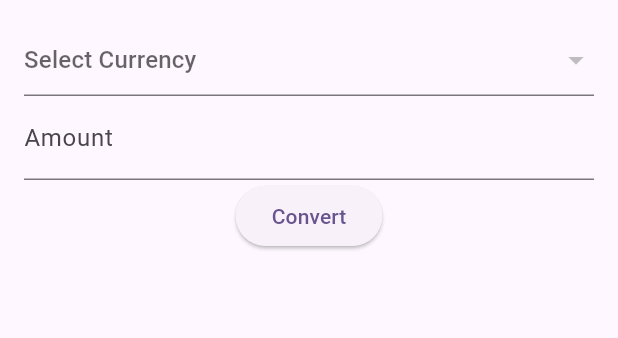
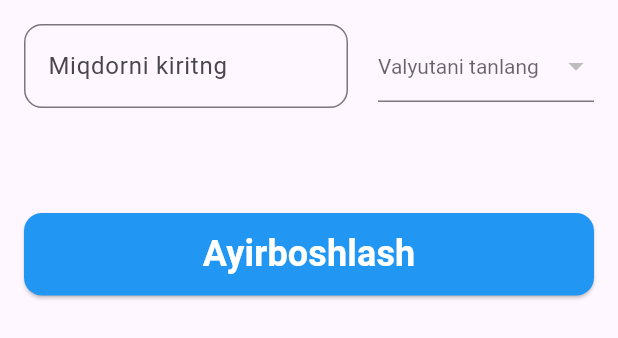
Before and after one commit to TojiddinovMuhammadabdullox/finance_app_uzb, a Flutter app: the CurrencyConverter widget shown alone on an empty page, opened directly with empty values, on a phone screen of 412 x 824 dp. Shown: the top 338 px of the screen. Run offline on Flutter 3.47's test engine with Material 3 defaults, Android fonts, the phone set to English and light mode, and no system bars; our stand-ins replace equatable, flutter_bloc; network calls fail.

Commit message:
ui changed

```diff
--- a/analysis_options.yaml
+++ b/analysis_options.yaml
@@ -7,6 +7,9 @@
 
 # The following line activates a set of recommended lints for Flutter apps,
 # packages, and plugins designed to encourage good coding practices.
+analyzer:
+  errors:
+    library_private_types_in_public_api: ignore
 include: package:flutter_lints/flutter.yaml
 
 linter:
--- a/lib/screens/home_screen.dart
+++ b/lib/screens/home_screen.dart
@@ -6,25 +6,31 @@ import '../bloc/currency_state.dart';
 import '../models/currency.dart';
 
 class HomeScreen extends StatelessWidget {
+  const HomeScreen({super.key});
+
   @override
   Widget build(BuildContext context) {
     return Scaffold(
       appBar: AppBar(
-        title: Text("Currency Converter"),
+        title: const Text(
+          "Finance",
+          style: TextStyle(fontWeight: FontWeight.bold, fontSize: 24),
+        ),
+        centerTitle: true,
       ),
       body: BlocBuilder<CurrencyBloc, CurrencyState>(
         builder: (context, state) {
           if (state is CurrencyInitial) {
             context.read<CurrencyBloc>().add(FetchCurrencies());
-            return Center(child: CircularProgressIndicator());
+            return const Center(child: CircularProgressIndicator());
           } else if (state is CurrencyLoading) {
-            return Center(child: CircularProgressIndicator());
+            return const Center(child: CircularProgressIndicator());
           } else if (state is CurrencyLoaded) {
             return CurrencyConverter(currencies: state.currencies);
           } else if (state is CurrencyError) {
             return Center(child: Text(state.message));
           } else {
-            return Center(child: Text("Unknown state"));
+            return const Center(child: Text("Unknown state"));
           }
         },
       ),
@@ -35,7 +41,7 @@ class HomeScreen extends StatelessWidget {
 class CurrencyConverter extends StatefulWidget {
   final List<Currency> currencies;
 
-  CurrencyConverter({required this.currencies});
+  const CurrencyConverter({super.key, required this.currencies});
 
   @override
   _CurrencyConverterState createState() => _CurrencyConverterState();
@@ -52,9 +58,34 @@ class _CurrencyConverterState extends State<CurrencyConverter> {
       padding: const EdgeInsets.all(16.0),
       child: Column(
         children: [
-          DropdownButtonFormField<String>(
+          Row(
+            children: [
+              Expanded(
+                flex: 3,
+                child: TextField(
+                  decoration: const InputDecoration(
+                    labelText: "Miqdorni kiritng",
+                    border: OutlineInputBorder(
+                      borderRadius: BorderRadius.all(
+                        Radius.circular(12),
+                      ),
+                    ),
+                  ),
+                  keyboardType: TextInputType.number,
+                  onChanged: (value) {
+                    setState(() {
+                      _inputAmount = double.tryParse(value) ?? 1.0;
+                    });
+                  },
+                ),
+              ),
+              const SizedBox(width: 20),
+              Expanded(
+                flex: 2,
+                child: DropdownButtonFormField<String>(
+                  style: const TextStyle(color: Colors.blue),
                   value: _selectedCurrency,
-            hint: Text("Select Currency"),
+                  hint: const Text("Valyutani tanlang"),
                   onChanged: (value) {
                     setState(() {
                       _selectedCurrency = value;
@@ -67,23 +98,34 @@ class _CurrencyConverterState extends State<CurrencyConverter> {
                           ))
                       .toList(),
                 ),
-          TextField(
-            decoration: InputDecoration(labelText: "Amount"),
-            keyboardType: TextInputType.number,
-            onChanged: (value) {
-              setState(() {
-                _inputAmount = double.tryParse(value) ?? 1.0;
-              });
-            },
               ),
-          ElevatedButton(
-            onPressed: _convertCurrency,
-            child: Text("Convert"),
+            ],
           ),
+          const SizedBox(height: 20),
           if (_convertedAmount != null)
             Text(
-              "Converted Amount: $_convertedAmount UZS",
-              style: TextStyle(fontSize: 20),
+              "${_formatConvertedAmount(_convertedAmount!)} UZS",
+              style: const TextStyle(fontSize: 20, color: Colors.blue),
+            ),
+          const SizedBox(height: 50),
+          SizedBox(
+            width: double.infinity,
+            height: 55,
+            child: ElevatedButton(
+              style: ElevatedButton.styleFrom(
+                  backgroundColor: Colors.blue,
+                  shape: RoundedRectangleBorder(
+                    borderRadius: BorderRadius.circular(12),
+                  )),
+              onPressed: _convertCurrency,
+              child: const Text(
+                "Ayirboshlash",
+                style: TextStyle(
+                    fontWeight: FontWeight.bold,
+                    color: Colors.white,
+                    fontSize: 24),
+              ),
+            ),
           ),
         ],
       ),
@@ -92,6 +134,9 @@ class _CurrencyConverterState extends State<CurrencyConverter> {
 
   void _convertCurrency() {
     if (_selectedCurrency == null) {
+      ScaffoldMessenger.of(context).showSnackBar(
+        const SnackBar(content: Text("Valyutani tanlang")),
+      );
       return;
     }
 
@@ -103,4 +148,9 @@ class _CurrencyConverterState extends State<CurrencyConverter> {
       _convertedAmount = _inputAmount * selectedCurrencyRate;
     });
   }
+
+  String _formatConvertedAmount(double amount) {
+    String amountStr = amount.toStringAsFixed(4);
+    return amountStr;
   }
+}
```
Lines whose indentation alone changed are shown as unchanged.
